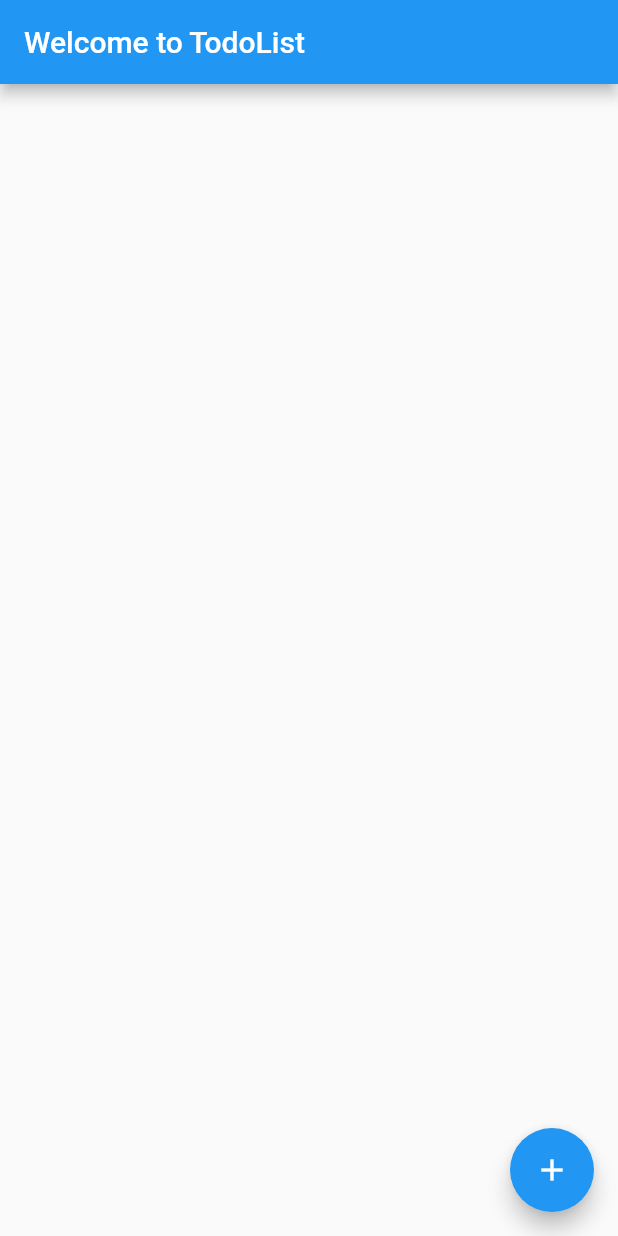
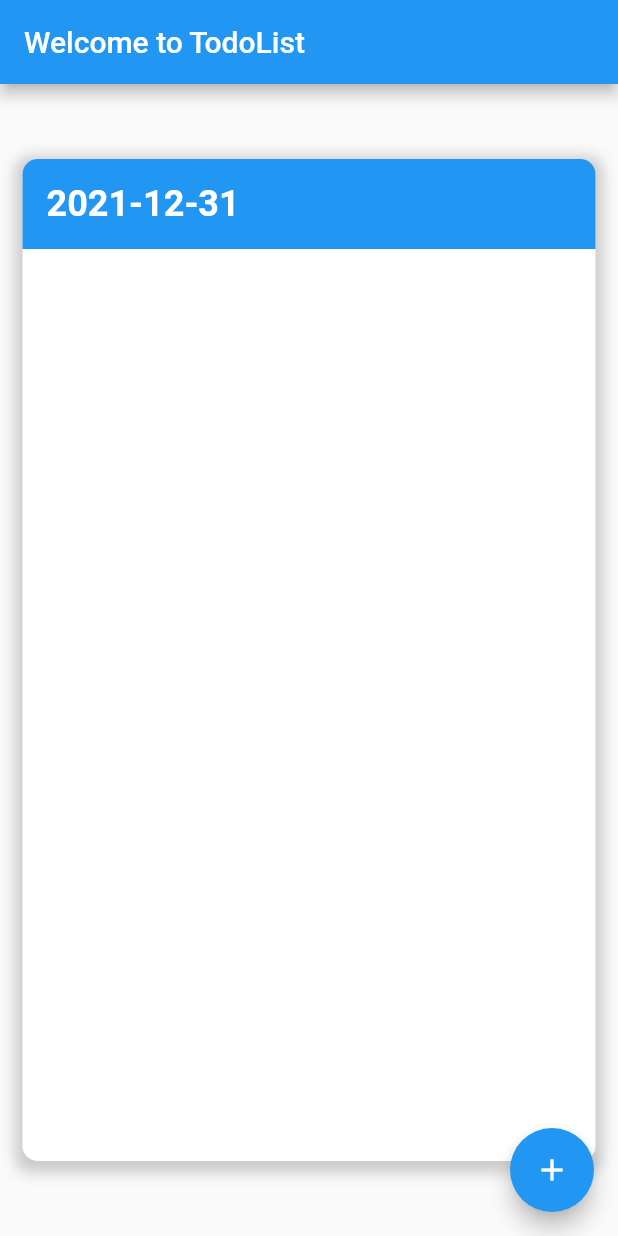
Before and after one commit to asd147asd147/TodoRate, a Flutter app: the screen it shows after launch, on a phone screen of 412 x 824 dp. Run offline on Flutter 3.47's test engine with Material 2 defaults, Android fonts, the phone set to English and light mode, and no system bars.

```diff
--- a/lib/main.dart
+++ b/lib/main.dart
@@ -34,10 +34,68 @@ class _MainWindowState extends State<MainWindow> {
         super.dispose();
     }
 
-    Widget _bodyListView() {
+    Widget _bodyView() {
+        return Container(
+                margin: const EdgeInsets.only(left: 15, top: 50, right: 15, bottom: 50),
+                decoration: BoxDecoration(
+                        color: Colors.white,
+                        borderRadius: BorderRadius.only(
+                                topLeft: Radius.circular(10),
+                                topRight: Radius.circular(10),
+                                bottomLeft: Radius.circular(10),
+                                bottomRight: Radius.circular(10),
+                        ),
+                        boxShadow: [
+                            BoxShadow(
+                                    color: Colors.grey.withOpacity(0.5),
+                                    spreadRadius: 5,
+                                    blurRadius: 7,
+                                    offset: Offset(0, 3)
+                            ),
+                        ],
+                ),
+                child: Column(
+                        children: [
+                            _todoHeader(),
+                            _todoListView(),
+                        ],
+                ),
+                );
+    }
+
+    Widget _todoHeader(){
+        return  Row(
+                children: [
+                    Expanded(
+                            child: Container(
+                                    padding: EdgeInsets.all(16),
+                                    decoration: BoxDecoration(
+                                            color: Colors.blue,
+                                            borderRadius: BorderRadius.only(
+                                                    topLeft: Radius.circular(10),
+                                                    topRight: Radius.circular(10),
+                                            ),
+                                    ),
+                                    child: Text(
+                                            '2021-12-31',
+                                            style: TextStyle(
+                                                    fontSize: 24,
+                                                    fontWeight: FontWeight.bold,
+                                                    color: Colors.white,
+                                            ),
+                                            textAlign: TextAlign.left,
+                                    ),
+                            ),
+                    ),
+                    ],
+                    );
+    }
+
+    Widget _todoListView(){
         int len = todoList.length;
         if(_inputState) len++;
-        return ListView.builder(
+        return Expanded(
+                child: ListView.builder(
                         padding: const EdgeInsets.all(16.0),
                         itemCount: len,
                         itemBuilder: (context, i){
@@ -73,7 +131,8 @@ class _MainWindowState extends State<MainWindow> {
                                         key: Key(todoList.todos[i].key),
                                 );
                             }
-                });
+                        }),
+                        );
     }
 
     Widget _todoView(Todo todo) {
@@ -140,7 +199,7 @@ class _MainWindowState extends State<MainWindow> {
                                appBar: AppBar(
                                        title: Text('Welcome to TodoList'),
                                ),
-                               body: _bodyListView(),
+                               body: _bodyView(),
                                floatingActionButton: _addTodoButton(),
                        ),
         );
```
Lines whose indentation alone changed are shown as unchanged.
